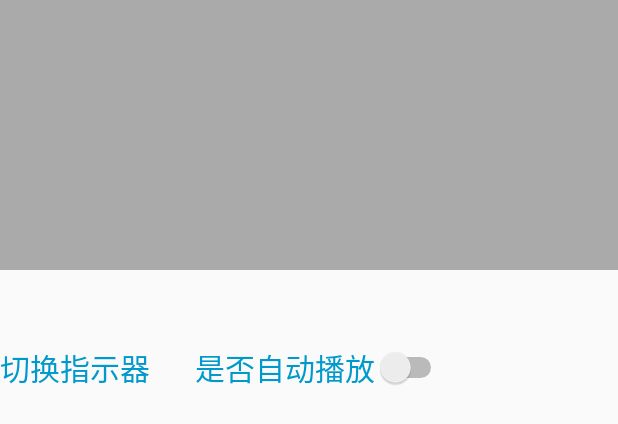
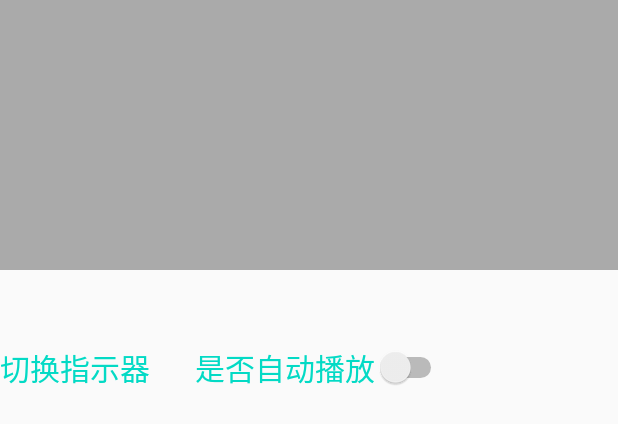
Before and after one commit to ydstar/BannerKit, an Android app: the layout activity_main.xml on its own in the app's theme, with its tools: preview values and no code run, on a phone screen of 412 x 824 dp. Shown: the top 424 px of the screen. Run offline under Robolectric (Android 15) with nearby library versions, the phone set to English and light mode, and no system bars.

Commit message:
修改demo

```diff
--- a/app/src/main/res/layout/activity_main.xml
+++ b/app/src/main/res/layout/activity_main.xml
@@ -21,7 +21,7 @@
         android:layout_height="wrap_content"
         android:layout_marginTop="50dp"
         android:text="切换指示器"
-        android:textColor="@android:color/holo_blue_dark"
+        android:textColor="@color/colorAccent"
         android:textSize="20dp"
         app:layout_constraintLeft_toLeftOf="parent"
         app:layout_constraintTop_toBottomOf="@id/banner" />
@@ -33,7 +33,7 @@
         android:layout_marginTop="50dp"
         android:text="是否自动播放"
         android:layout_marginLeft="30dp"
-        android:textColor="@android:color/holo_blue_dark"
+        android:textColor="@color/colorAccent"
         android:textSize="20dp"
         app:layout_constraintLeft_toRightOf="@id/tv_switch"
         app:layout_constraintTop_toBottomOf="@id/banner" />
```
